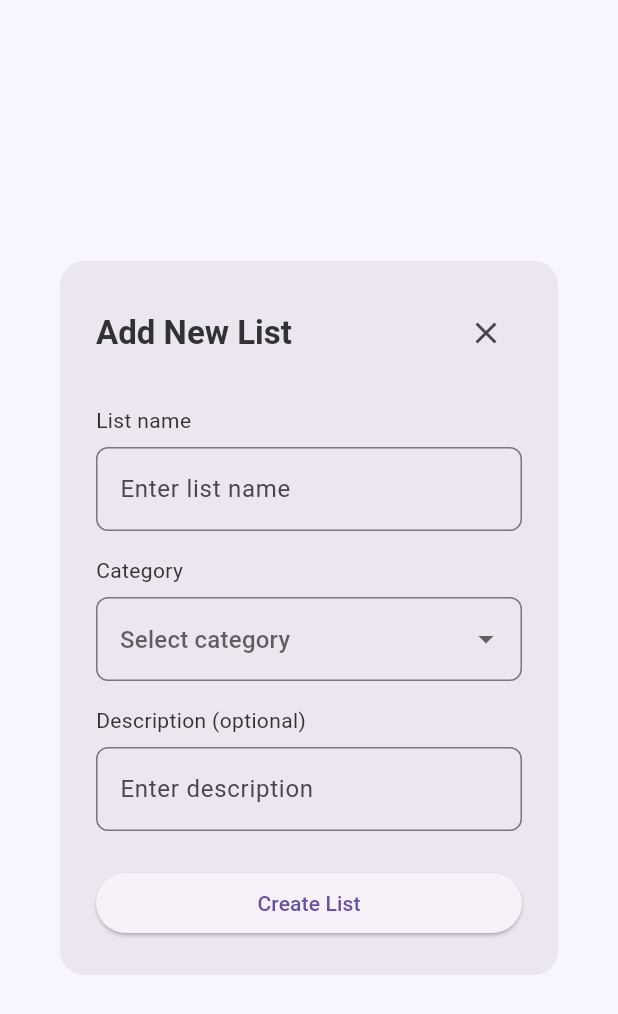
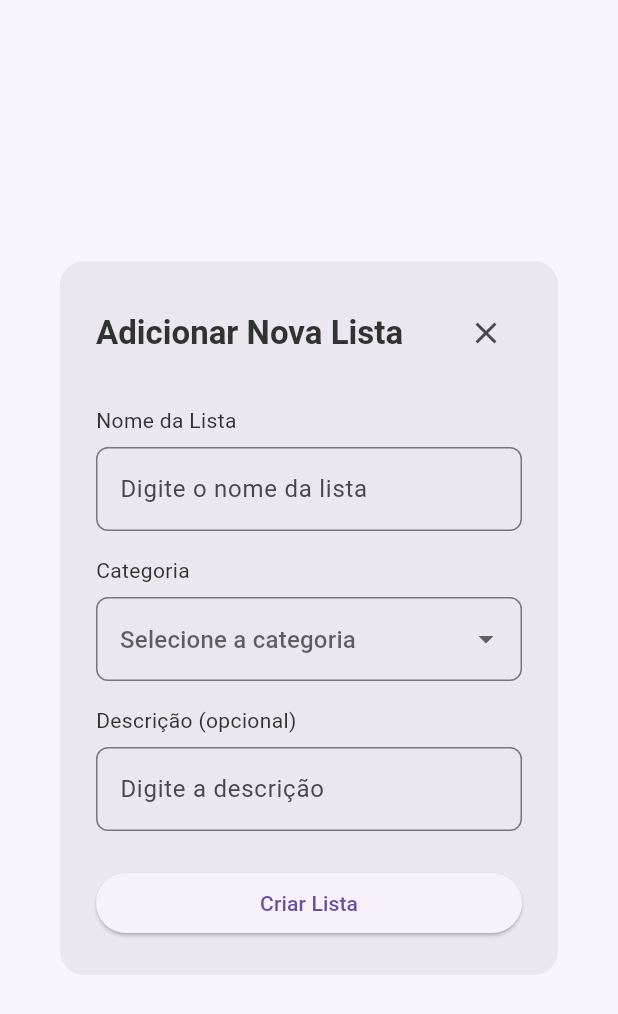
Before and after one commit to Alves-Andre/SmartList, a Flutter app: the AddListModal widget shown alone on an empty page, opened directly, on a phone screen of 412 x 824 dp. Shown: the top 1014 px of the screen. Run offline on Flutter 3.47's test engine with Material 3 defaults, Android fonts, the light colour scheme and no system bars; our stand-ins replace flutter_svg, sqflite, sqflite_common_ffi; accounts and stored records are empty.

Commit message:
update language

```diff
--- a/lib/Views/Modals/add_item_modal.dart
+++ b/lib/Views/Modals/add_item_modal.dart
@@ -84,7 +84,7 @@ class _AddItemModalState extends State<AddItemModal> {
               ),
               const SizedBox(height: 24),
               Text(
-                'Item name',
+                'Nome do Item',
                 style: Theme.of(context).textTheme.bodyMedium?.copyWith(
                   color: normalPrimaryBaseColorLight,
                 ),
@@ -93,7 +93,7 @@ class _AddItemModalState extends State<AddItemModal> {
               TextField(
                 controller: _nameController,
                 decoration: InputDecoration(
-                  hintText: 'Enter item name',
+                  hintText: 'Digite o nome do item',
                   border: OutlineInputBorder(
                     borderRadius: BorderRadius.circular(8),
                   ),
@@ -101,7 +101,7 @@ class _AddItemModalState extends State<AddItemModal> {
               ),
               const SizedBox(height: 16),
               Text(
-                'Quantity',
+                'Quantidade',
                 style: Theme.of(context).textTheme.bodyMedium?.copyWith(
                   color: normalPrimaryBaseColorLight,
                 ),
@@ -112,7 +112,7 @@ class _AddItemModalState extends State<AddItemModal> {
                 keyboardType: TextInputType.number,
                 inputFormatters: [FilteringTextInputFormatter.digitsOnly],
                 decoration: InputDecoration(
-                  hintText: 'Enter quantity',
+                  hintText: 'Digite a quantidade',
                   border: OutlineInputBorder(
                     borderRadius: BorderRadius.circular(8),
                   ),
@@ -125,7 +125,7 @@ class _AddItemModalState extends State<AddItemModal> {
                   viewModel: ActionButtonViewModel(
                     size: ActionButtonSize.medium,
                     style: ActionButtonStyle.primary,
-                    text: 'Save',
+                    text: 'Salvar',
                     onPressed: _saveItem,
                   ),
                 ),
--- a/lib/Views/Modals/add_list_modal.dart
+++ b/lib/Views/Modals/add_list_modal.dart
@@ -93,7 +93,7 @@ class _AddListModalState extends State<AddListModal> {
                   children: [
                     Expanded(
                       child: Text(
-                        widget.editingList != null ? 'Edit List' : 'Add New List',
+                        widget.editingList != null ? 'Editar Lista' : 'Adicionar Nova Lista',
                         style: Theme.of(context).textTheme.titleLarge?.copyWith(
                           color: normalPrimaryBaseColorLight,
                           fontWeight: FontWeight.w600,
@@ -108,7 +108,7 @@ class _AddListModalState extends State<AddListModal> {
                 ),
                 const SizedBox(height: 24),
                 Text(
-                  'List name',
+                  'Nome da Lista',
                   style: Theme.of(context).textTheme.bodyMedium?.copyWith(
                     color: normalPrimaryBaseColorLight,
                   ),
@@ -117,7 +117,7 @@ class _AddListModalState extends State<AddListModal> {
                 TextField(
                   controller: _nameController,
                   decoration: InputDecoration(
-                    hintText: 'Enter list name',
+                    hintText: 'Digite o nome da lista',
                     border: OutlineInputBorder(
                       borderRadius: BorderRadius.circular(8),
                     ),
@@ -125,7 +125,7 @@ class _AddListModalState extends State<AddListModal> {
                 ),
                 const SizedBox(height: 16),
                 Text(
-                  'Category',
+                  'Categoria',
                   style: Theme.of(context).textTheme.bodyMedium?.copyWith(
                     color: normalPrimaryBaseColorLight,
                   ),
@@ -135,7 +135,7 @@ class _AddListModalState extends State<AddListModal> {
                   value: selectedCategory,
                   isExpanded: true,
                   decoration: InputDecoration(
-                    hintText: 'Select category',
+                    hintText: 'Selecione a categoria',
                     border: OutlineInputBorder(
                       borderRadius: BorderRadius.circular(8),
                     ),
@@ -167,7 +167,7 @@ class _AddListModalState extends State<AddListModal> {
                 ),
                 const SizedBox(height: 16),
                 Text(
-                  'Description (optional)',
+                  'Descrição (opcional)',
                   style: Theme.of(context).textTheme.bodyMedium?.copyWith(
                     color: normalPrimaryBaseColorLight,
                   ),
@@ -176,7 +176,7 @@ class _AddListModalState extends State<AddListModal> {
                 TextField(
                   controller: _descriptionController,
                   decoration: InputDecoration(
-                    hintText: 'Enter description',
+                    hintText: 'Digite a descrição',
                     border: OutlineInputBorder(
                       borderRadius: BorderRadius.circular(8),
                     ),
@@ -187,7 +187,7 @@ class _AddListModalState extends State<AddListModal> {
                   width: double.infinity,
                   child: ElevatedButton(
                     onPressed: _saveList,
-                    child: Text(widget.editingList != null ? 'Save Changes' : 'Create List'),
+                    child: Text(widget.editingList != null ? 'Salvar Alterações' : 'Criar Lista'),
                   ),
                 ),
               ],
```
